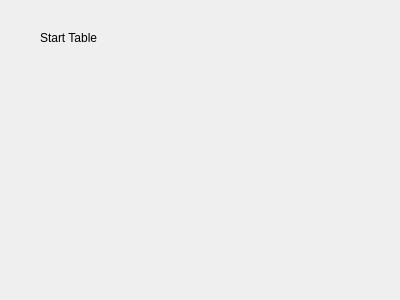
Qt form tablestart.ui (aj501/NickBilliardsPrjQT) before a commit.
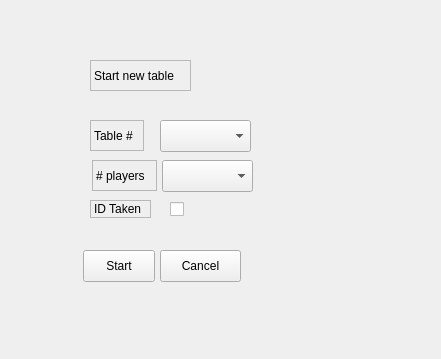
The same form after that commit.

Patch:
```diff
--- a/tablestart.ui
+++ b/tablestart.ui
@@ -6,24 +6,155 @@
    <rect>
     <x>0</x>
     <y>0</y>
-    <width>400</width>
-    <height>300</height>
+    <width>441</width>
+    <height>359</height>
    </rect>
   </property>
   <property name="windowTitle">
    <string>Form</string>
   </property>
+  <widget class="QLabel" name="label_3">
+   <property name="geometry">
+    <rect>
+     <x>92</x>
+     <y>160</y>
+     <width>65</width>
+     <height>31</height>
+    </rect>
+   </property>
+   <property name="styleSheet">
+    <string notr="true">border-color: rgb(238, 51, 255);</string>
+   </property>
+   <property name="frameShape">
+    <enum>QFrame::StyledPanel</enum>
+   </property>
+   <property name="frameShadow">
+    <enum>QFrame::Sunken</enum>
+   </property>
+   <property name="text">
+    <string># players</string>
+   </property>
+  </widget>
+  <widget class="QLabel" name="label_4">
+   <property name="geometry">
+    <rect>
+     <x>90</x>
+     <y>200</y>
+     <width>61</width>
+     <height>18</height>
+    </rect>
+   </property>
+   <property name="styleSheet">
+    <string notr="true">border-color: rgb(238, 51, 255);</string>
+   </property>
+   <property name="frameShape">
+    <enum>QFrame::StyledPanel</enum>
+   </property>
+   <property name="frameShadow">
+    <enum>QFrame::Sunken</enum>
+   </property>
+   <property name="text">
+    <string>ID Taken</string>
+   </property>
+  </widget>
+  <widget class="QComboBox" name="comboBox_2">
+   <property name="geometry">
+    <rect>
+     <x>162</x>
+     <y>160</y>
+     <width>91</width>
+     <height>32</height>
+    </rect>
+   </property>
+  </widget>
+  <widget class="QCheckBox" name="checkBox">
+   <property name="geometry">
+    <rect>
+     <x>170</x>
+     <y>200</y>
+     <width>19</width>
+     <height>18</height>
+    </rect>
+   </property>
+   <property name="text">
+    <string/>
+   </property>
+  </widget>
+  <widget class="QPushButton" name="pushButton">
+   <property name="geometry">
+    <rect>
+     <x>83</x>
+     <y>250</y>
+     <width>72</width>
+     <height>32</height>
+    </rect>
+   </property>
+   <property name="text">
+    <string>Start</string>
+   </property>
+  </widget>
+  <widget class="QPushButton" name="pushButton_2">
+   <property name="geometry">
+    <rect>
+     <x>160</x>
+     <y>250</y>
+     <width>81</width>
+     <height>32</height>
+    </rect>
+   </property>
+   <property name="text">
+    <string>Cancel</string>
+   </property>
+  </widget>
   <widget class="QLabel" name="label">
    <property name="geometry">
     <rect>
-     <x>40</x>
-     <y>30</y>
-     <width>71</width>
-     <height>16</height>
+     <x>90</x>
+     <y>60</y>
+     <width>101</width>
+     <height>31</height>
     </rect>
    </property>
+   <property name="frameShape">
+    <enum>QFrame::StyledPanel</enum>
+   </property>
+   <property name="frameShadow">
+    <enum>QFrame::Sunken</enum>
+   </property>
    <property name="text">
-    <string>Start Table</string>
+    <string>Start new table</string>
+   </property>
+  </widget>
+  <widget class="QLabel" name="label_2">
+   <property name="geometry">
+    <rect>
+     <x>90</x>
+     <y>120</y>
+     <width>54</width>
+     <height>31</height>
+    </rect>
+   </property>
+   <property name="styleSheet">
+    <string notr="true">border-color: rgb(238, 51, 255);</string>
+   </property>
+   <property name="frameShape">
+    <enum>QFrame::StyledPanel</enum>
+   </property>
+   <property name="frameShadow">
+    <enum>QFrame::Sunken</enum>
+   </property>
+   <property name="text">
+    <string>Table #</string>
+   </property>
+  </widget>
+  <widget class="QComboBox" name="comboBox">
+   <property name="geometry">
+    <rect>
+     <x>160</x>
+     <y>120</y>
+     <width>91</width>
+     <height>32</height>
+    </rect>
    </property>
   </widget>
  </widget>
```
